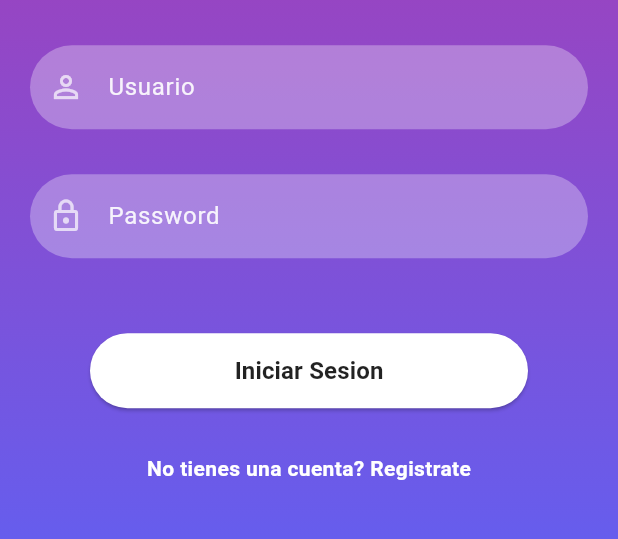
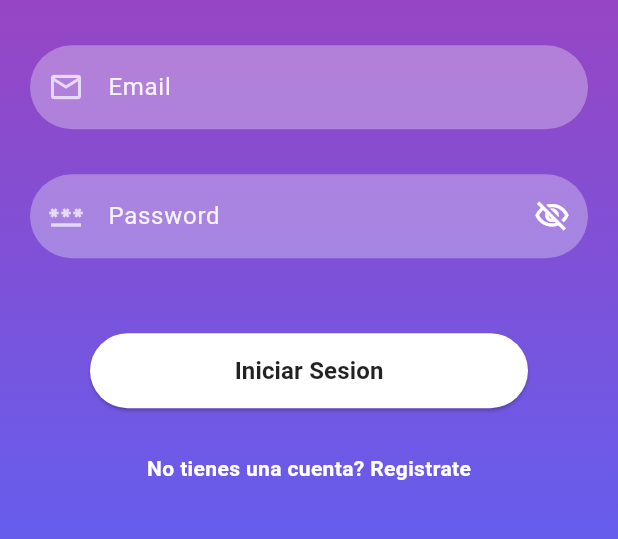
Before and after one commit to CristopherMartinez/FlutterApp_2, a Flutter app: the screen it shows after launch, on a phone screen of 412 x 824 dp, the part 607-1146 px from its top. Run offline on Flutter 3.47's test engine with Material 3 defaults, Android fonts, the phone set to English and light mode, and no system bars; our stand-ins replace supabase_flutter; accounts and stored records are empty.

Commit message:
change the siginPage

```diff
--- a/lib/screens/signin_screen.dart
+++ b/lib/screens/signin_screen.dart
@@ -1,7 +1,10 @@
 import 'package:flutter/material.dart';
 import 'package:flutterapp_login/reausable_widgets/reausable_widget.dart';
+import 'package:flutterapp_login/screens/home_screen.dart';
 import 'package:flutterapp_login/screens/signup_screen.dart';
 import 'package:flutterapp_login/utils/colors_utils.dart';
+import 'package:flutterapp_login/utils/reausable_utils.dart';
+import 'package:supabase_flutter/supabase_flutter.dart';
 
 class SignInScreen extends StatefulWidget {
   const SignInScreen({super.key});
@@ -13,6 +16,13 @@ class SignInScreen extends StatefulWidget {
 class _SignInScreenState extends State<SignInScreen> {
   TextEditingController passwordTextController = TextEditingController();
   TextEditingController emailTextController = TextEditingController();
+
+  //Define the _formKey
+  final GlobalKey<FormState> _formKey = GlobalKey<FormState>();
+
+  final supabase = Supabase.instance.client;
+
+  bool visibilityPassword = true;
 
   @override
   Widget build(BuildContext context) {
@@ -28,7 +38,8 @@ class _SignInScreenState extends State<SignInScreen> {
           hexStringToColor("9546C4"),
           hexStringToColor("5E61F4")
         ], begin: Alignment.topCenter, end: Alignment.bottomCenter)),
-        child: SingleChildScrollView(
+        child: Form(
+            key: _formKey,
             child: Padding(
               padding: EdgeInsets.fromLTRB(
                   20, MediaQuery.of(context).size.height * 0.2, 20, 0),
@@ -39,17 +50,72 @@ class _SignInScreenState extends State<SignInScreen> {
                     height: 30,
                   ),
                   //Use the function that returns depending of the parameters
-              reusableTextfield(
-                  "Usuario", Icons.person_outline, false, emailTextController),
+                  TextFormField(
+                    controller: emailTextController,
+                    cursorColor: Colors.white,
+                    style: TextStyle(color: Colors.white.withOpacity(0.9)),
+                    decoration: InputDecoration(
+                      prefixIcon: const Icon(Icons.email_outlined,
+                          color: Colors.white70),
+                      labelText: "Email",
+                      labelStyle:
+                          TextStyle(color: Colors.white.withOpacity(0.9)),
+                      filled: true,
+                      floatingLabelBehavior: FloatingLabelBehavior.never,
+                      fillColor: Colors.white.withOpacity(0.3),
+                      border: OutlineInputBorder(
+                          borderRadius: BorderRadius.circular(30.0),
+                          borderSide: const BorderSide(
+                              width: 0, style: BorderStyle.none)),
+                      errorStyle: const TextStyle(color: Colors.white),
+                    ), //The color of the error
+                    keyboardType: TextInputType.emailAddress,
+                    validator: validateEmail,
+                    autovalidateMode: AutovalidateMode.onUserInteraction,
+                  ),
                   const SizedBox(
                     height: 30,
                   ),
-              reusableTextfield(
-                  "Password", Icons.lock_outline, true, passwordTextController),
+                  TextFormField(
+                    controller: passwordTextController,
+                    cursorColor: Colors.white,
+                    style: TextStyle(color: Colors.white.withOpacity(0.9)),
+                    decoration: InputDecoration(
+                        prefixIcon: const Icon(Icons.password_outlined,
+                            color: Colors.white70),
+                        labelText: "Password",
+                        labelStyle:
+                            TextStyle(color: Colors.white.withOpacity(0.9)),
+                        filled: true,
+                        floatingLabelBehavior: FloatingLabelBehavior.never,
+                        fillColor: Colors.white.withOpacity(0.3),
+                        border: OutlineInputBorder(
+                            borderRadius: BorderRadius.circular(30.0),
+                            borderSide: const BorderSide(
+                                width: 0, style: BorderStyle.none)),
+                        errorStyle: const TextStyle(color: Colors.white),
+                        suffixIcon: IconButton(
+                          onPressed: changeVisibilityPassword,
+                          icon: Icon(
+                            visibilityPassword
+                                ? //if the visibility is true show the icon of the visibility off else show the eye
+                                Icons.visibility_off_outlined
+                                : Icons.remove_red_eye_outlined, //
+                            color: Colors.white,
+                          ),
+                        )), //The color of the error
+                    keyboardType: TextInputType.visiblePassword,
+                    obscureText: visibilityPassword, //For password
+                  ),
                   const SizedBox(
                     height: 30,
                   ),
-              signInSignUpButton(context, true, () {}),
+                  signInSignUpButton(context, true, () async {
+                    //if (!context.mounted) return;
+                    //Go to Page Home
+                    //Navigator.push(context,
+                    //    MaterialPageRoute(builder: (context) => HomeScreen()));
+                  }),
                   const SizedBox(
                     height: 30,
                   ),
@@ -79,4 +145,11 @@ class _SignInScreenState extends State<SignInScreen> {
       ],
     );
   }
+
+  void changeVisibilityPassword() {
+    //Set the stage and change to false
+    setState(() {
+      visibilityPassword = !visibilityPassword;
+    });
   }
+}
--- a/lib/screens/signup_screen.dart
+++ b/lib/screens/signup_screen.dart
@@ -7,6 +7,7 @@ import 'package:flutterapp_login/reausable_widgets/reausable_widget.dart';
 import 'package:flutterapp_login/screens/home_screen.dart';
 //import 'package:flutterapp_login/services/service_db.dart';
 import 'package:flutterapp_login/utils/colors_utils.dart';
+import 'package:flutterapp_login/utils/reausable_utils.dart';
 import 'package:supabase_flutter/supabase_flutter.dart';
 
 class SignUpScreen extends StatefulWidget {
@@ -220,8 +221,14 @@ class _SignUpScreenState extends State<SignUpScreen> {
 
                       Map<String, dynamic> userJson = user.toJson();
 
+                      /*await instanceSupabase.auth.signUp(
+                          email: emailTextController.text.trim(),
+                          password: passwordController.text.trim(),
+                          data: user.toJson(),
+                          emailRedirectTo: 'io.supabase.flutterquickstart://login-callback/');*/
+
                       //Insert the user in supabase
-                      await instanceSupabase.from('user').insert(userJson);
+                      //await instanceSupabase.from('user').insert(userJson);
 
                       if (!context.mounted) return;
                       //if all is good, go to the HomeScreen
@@ -255,30 +262,6 @@ class _SignUpScreenState extends State<SignUpScreen> {
     ScaffoldMessenger.of(context).showSnackBar(snackBar);
   }
 
-  String? validateEmail(String? email) {
-    RegExp emailRegex = RegExp(r'^[\w-]+(\.[\w-]+)*@[\w-]+(\.[\w-]+)+$');
-    final isEmailValid = emailRegex.hasMatch(email ?? '');
-    if (!isEmailValid) {
-      return 'Ingresa un email valido';
-    }
-    return null;
-  }
-
-  //ValidatePassword
-  String? validatePassword(String? value) {
-    RegExp regex =
-        RegExp(r'^(?=.*?[A-Z])(?=.*?[a-z])(?=.*?[0-9])(?=.*?[!@#\$&*~]).{8,}$');
-    if (value!.isEmpty) {
-      return 'Escribe un password';
-    } else {
-      if (!regex.hasMatch(value)) {
-        return 'Debe contener al menos una letra Mayuscula\nDebe contener al menos una letra minúscula\nDebe contener al menos un número\nDebe contener al menos 1 caracter especial\nDebe tener al menos 8 caracteres\nEscribe un password valido';
-      } else {
-        return null;
-      }
-    }
-  }
-
   void changeVisibilityPassword() {
     //Set the stage and change to false
     setState(() {
--- /dev/null
+++ b/lib/utils/reausable_utils.dart
@@ -0,0 +1,23 @@
+String? validateEmail(String? email) {
+  RegExp emailRegex = RegExp(r'^[\w-]+(\.[\w-]+)*@[\w-]+(\.[\w-]+)+$');
+  final isEmailValid = emailRegex.hasMatch(email ?? '');
+  if (!isEmailValid) {
+    return 'Ingresa un email valido';
+  }
+  return null;
+}
+
+//ValidatePassword
+String? validatePassword(String? value) {
+  RegExp regex =
+      RegExp(r'^(?=.*?[A-Z])(?=.*?[a-z])(?=.*?[0-9])(?=.*?[!@#\$&*~]).{8,}$');
+  if (value!.isEmpty) {
+    return 'Escribe un password';
+  } else {
+    if (!regex.hasMatch(value)) {
+      return 'Debe contener al menos una letra Mayuscula\nDebe contener al menos una letra minúscula\nDebe contener al menos un número\nDebe contener al menos 1 caracter especial\nDebe tener al menos 8 caracteres\nEscribe un password valido';
+    } else {
+      return null;
+    }
+  }
+}
```
Lines whose indentation alone changed are shown as unchanged.
